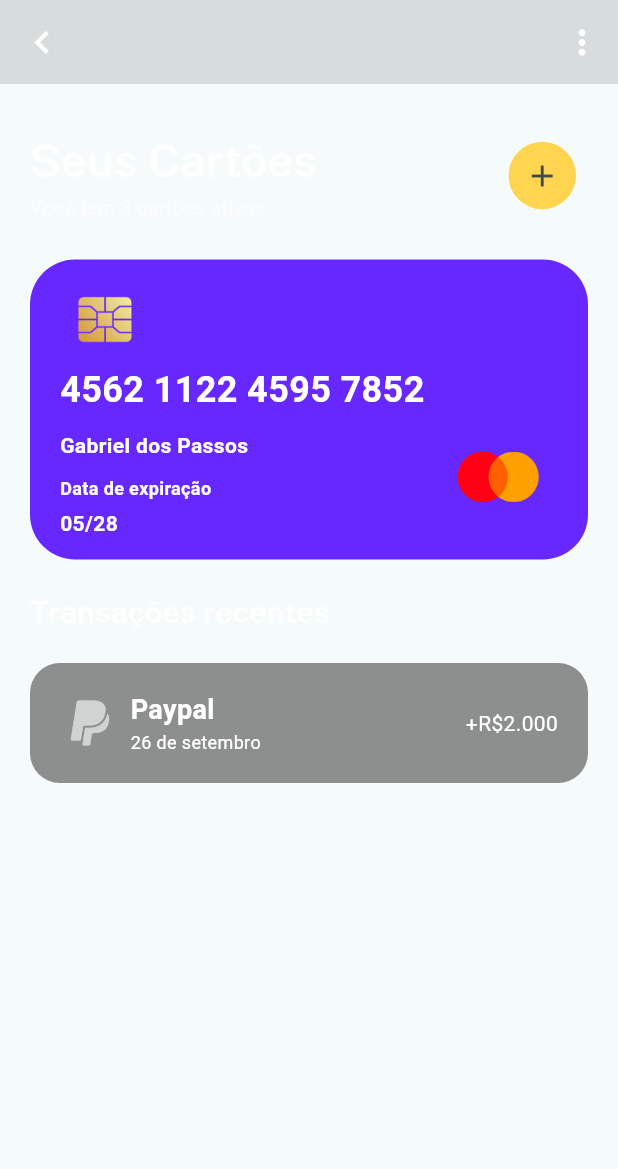
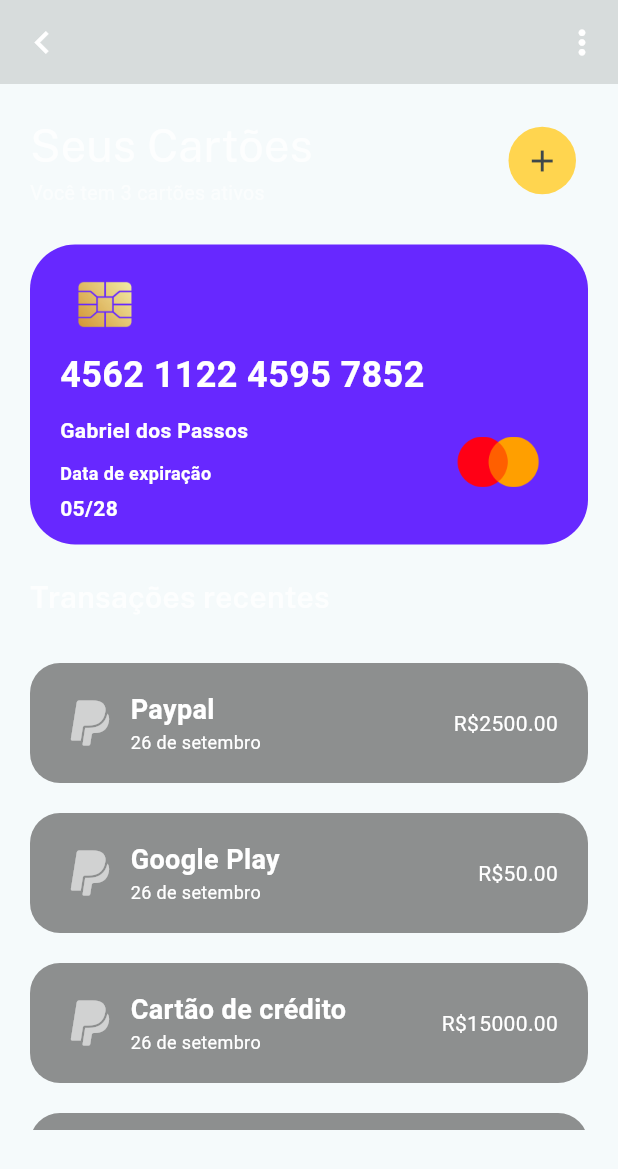
Before and after one commit to Gabriel-Passoss/MyFinances, a Flutter app: the screen it shows after launch, after a tap on "23 de março, 2022", on a phone screen of 412 x 824 dp. Shown: the top 1169 px of the screen. Run offline on Flutter 3.47's test engine with Material 2 defaults, Android fonts, the phone set to English and light mode, and no system bars; project files that could hold a hidden picture were left out.

Commit message:
Add recent transaction history to the summary

```diff
--- a/lib/components/balance_card.dart
+++ b/lib/components/balance_card.dart
@@ -1,13 +1,19 @@
 import 'package:flutter/material.dart';
+import '../models/transaction.dart';
 
 import '../models/app_routes.dart';
 
 class BalanceCard extends StatelessWidget {
-  const BalanceCard({super.key});
+  final double balance;
+  final List<Transaction> transactions;
+
+  const BalanceCard(
+      {super.key, required this.balance, required this.transactions});
 
   void _enterSummaryPage(BuildContext context) {
     Navigator.of(context).pushNamed(
       AppRoutes.SUMMARY,
+      arguments: transactions,
     );
   }
 
@@ -42,9 +48,9 @@ class BalanceCard extends StatelessWidget {
                       ),
                     ),
                   ),
-                  const Text(
-                    '\$27.802,05',
-                    style: TextStyle(
+                  Text(
+                    balance.toStringAsFixed(2),
+                    style: const TextStyle(
                       color: Colors.white,
                       fontFamily: 'PublicSans',
                       fontWeight: FontWeight.w600,
--- /dev/null
+++ b/lib/components/credit_card.dart
@@ -0,0 +1,86 @@
+import 'package:flutter/material.dart';
+
+class CreditCard extends StatelessWidget {
+  const CreditCard({super.key});
+
+  @override
+  Widget build(BuildContext context) {
+    return Container(
+      padding: const EdgeInsets.symmetric(horizontal: 20),
+      margin: const EdgeInsets.only(top: 25),
+      width: 400,
+      height: 200,
+      decoration: BoxDecoration(
+          color: const Color.fromRGBO(103, 40, 255, 1),
+          borderRadius: BorderRadius.circular(30)),
+      child: Column(
+        crossAxisAlignment: CrossAxisAlignment.start,
+        children: [
+          Container(
+            margin: EdgeInsets.only(top: 10),
+            width: 60,
+            height: 60,
+            child: Image.asset('assets/images/chip_cartao.png'),
+          ),
+          Container(
+            child: const Text(
+              '4562 1122 4595 7852',
+              style: TextStyle(
+                color: Colors.white,
+                fontSize: 24,
+                fontWeight: FontWeight.w600,
+              ),
+            ),
+          ),
+          Row(
+            mainAxisAlignment: MainAxisAlignment.spaceBetween,
+            children: [
+              Column(
+                crossAxisAlignment: CrossAxisAlignment.start,
+                children: [
+                  Container(
+                    margin: EdgeInsets.only(top: 10),
+                    child: const Text(
+                      'Gabriel dos Passos',
+                      style: TextStyle(
+                        color: Colors.white,
+                        fontSize: 14,
+                        fontWeight: FontWeight.w600,
+                      ),
+                    ),
+                  ),
+                  Container(
+                    margin: EdgeInsets.only(top: 10),
+                    child: const Text(
+                      'Data de expiração',
+                      style: TextStyle(
+                          color: Colors.white,
+                          fontSize: 12,
+                          fontWeight: FontWeight.w600),
+                    ),
+                  ),
+                  Container(
+                    margin: EdgeInsets.only(top: 5),
+                    child: const Text(
+                      '05/28',
+                      style: TextStyle(
+                          color: Colors.white,
+                          fontSize: 14,
+                          fontWeight: FontWeight.w600),
+                    ),
+                  )
+                ],
+              ),
+              Container(
+                margin: const EdgeInsets.only(right: 10),
+                width: 60,
+                height: 60,
+                child: Image.asset('assets/images/mastercard.png'),
+              )
+            ],
+          ),
+        ],
+      ),
+    );
+  }
+}
--- a/lib/components/transaction_card.dart
+++ b/lib/components/transaction_card.dart
@@ -1,7 +1,10 @@
 import 'package:flutter/material.dart';
+import 'package:my_finances/models/transaction.dart';
 
 class TransactionCard extends StatelessWidget {
-  const TransactionCard({super.key});
+  final Transaction transaction;
+
+  const TransactionCard({super.key, required this.transaction});
 
   @override
   Widget build(BuildContext context) {
@@ -31,9 +34,9 @@ class TransactionCard extends StatelessWidget {
                 crossAxisAlignment: CrossAxisAlignment.start,
                 children: [
                   Container(
-                    child: const Text(
-                      'Paypal',
-                      style: TextStyle(
+                    child: Text(
+                      transaction.title,
+                      style: const TextStyle(
                         color: Colors.white,
                         fontSize: 18,
                         fontWeight: FontWeight.w600,
@@ -51,9 +54,9 @@ class TransactionCard extends StatelessWidget {
               ),
             ],
           ),
-          const Text(
-            '+R\$2.000',
-            style: TextStyle(
+          Text(
+            'R\$${transaction.value.toStringAsFixed(2)}',
+            style: const TextStyle(
               color: Colors.white,
               fontSize: 14,
             ),
--- /dev/null
+++ b/lib/models/transaction.dart
@@ -0,0 +1,13 @@
+class Transaction {
+  final String title;
+  final double value;
+  final String type;
+  final DateTime date;
+
+  Transaction({
+    required this.title,
+    required this.value,
+    required this.type,
+    required this.date,
+  });
+}
--- a/lib/pages/home.dart
+++ b/lib/pages/home.dart
@@ -1,8 +1,11 @@
 import 'package:flutter/material.dart';
+import '../models/transaction.dart';
 import '../components/Operations.dart';
 import '../components/balance_card.dart';
 
 class HomePage extends StatefulWidget {
+  const HomePage({super.key});
+
   @override
   State<HomePage> createState() => _HomePageState();
 }
@@ -10,6 +13,49 @@ class HomePage extends StatefulWidget {
 class _HomePageState extends State<HomePage> {
   final filters = ['Esta semana', 'Este mês', 'Este ano'];
   var filterSelected = ValueNotifier('Esta semana');
+
+  final List<Transaction> _transactions = [
+    Transaction(
+      title: 'Paypal',
+      value: 2500,
+      type: 'expense',
+      date: DateTime.now(),
+    ),
+    Transaction(
+      title: 'Google Play',
+      value: 50,
+      type: 'expense',
+      date: DateTime.now(),
+    ),
+    Transaction(
+      title: 'Cartão de crédito',
+      value: 15000,
+      type: 'expense',
+      date: DateTime.now(),
+    ),
+    Transaction(
+      title: 'Prestação da CG',
+      value: 500,
+      type: 'expense',
+      date: DateTime.now(),
+    )
+  ];
+
+  double get _balance {
+    double balance = 0;
+
+    for (var i = 0; i < _transactions.length; i++) {
+      balance += _transactions[i].value;
+    }
+    return balance;
+  }
+
+  List<Transaction> get _recentTransactions {
+    return _transactions.where((transaction) {
+      return transaction.date
+          .isAfter(DateTime.now().subtract(const Duration(days: 7)));
+    }).toList();
+  }
 
   @override
   Widget build(BuildContext context) {
@@ -35,10 +81,10 @@ class _HomePageState extends State<HomePage> {
         ],
       ),
       body: Container(
-        margin: EdgeInsets.only(top: 30),
+        margin: const EdgeInsets.only(top: 30),
         child: Column(
           children: [
-            Container(
+            SizedBox(
               width: 350,
               child: Container(
                 margin: const EdgeInsets.only(bottom: 20),
@@ -53,7 +99,7 @@ class _HomePageState extends State<HomePage> {
                 ),
               ),
             ),
-            const BalanceCard(),
+            BalanceCard(balance: _balance, transactions: _recentTransactions),
             const Operations(),
             Container(
               padding: const EdgeInsets.symmetric(horizontal: 20),
--- a/lib/pages/summary.dart
+++ b/lib/pages/summary.dart
@@ -1,5 +1,7 @@
 import 'package:flutter/material.dart';
-import 'package:my_finances/components/transaction_card.dart';
+import 'package:my_finances/models/transaction.dart';
+import '../components/credit_card.dart';
+import '../components/transaction_card.dart';
 
 import '../models/app_routes.dart';
 
@@ -12,6 +14,9 @@ class Summary extends StatelessWidget {
 
   @override
   Widget build(BuildContext context) {
+    final List<Transaction> transactions =
+        ModalRoute.of(context)!.settings.arguments as List<Transaction>;
+
     return Scaffold(
       appBar: AppBar(
         backgroundColor: Colors.black12,
@@ -43,7 +48,7 @@ class Summary extends StatelessWidget {
         ],
       ),
       body: Container(
-        margin: const EdgeInsets.only(top: 30, left: 20, right: 20),
+        margin: const EdgeInsets.only(top: 20, left: 20, right: 20),
         child: Column(
           crossAxisAlignment: CrossAxisAlignment.start,
           children: [
@@ -56,10 +61,10 @@ class Summary extends StatelessWidget {
                     Text(
                       'Seus Cartões',
                       style: TextStyle(
-                          color: Colors.white.withOpacity(0.8),
-                          fontSize: 30,
-                          fontFamily: 'PublicSans',
-                          fontWeight: FontWeight.w600),
+                        color: Colors.white.withOpacity(0.8),
+                        fontSize: 30,
+                        fontFamily: 'PublicSans',
+                      ),
                     ),
                     Text(
                       'Você tem 3 cartões ativos',
@@ -82,83 +87,7 @@ class Summary extends StatelessWidget {
                     ))
               ],
             ),
-            Container(
-              padding: const EdgeInsets.symmetric(horizontal: 20),
-              margin: const EdgeInsets.only(top: 25),
-              width: 400,
-              height: 200,
-              decoration: BoxDecoration(
-                  color: const Color.fromRGBO(103, 40, 255, 1),
-                  borderRadius: BorderRadius.circular(30)),
-              child: Column(
-                crossAxisAlignment: CrossAxisAlignment.start,
-                children: [
-                  Container(
-                    margin: EdgeInsets.only(top: 10),
-                    width: 60,
-                    height: 60,
-                    child: Image.asset('assets/images/chip_cartao.png'),
-                  ),
-                  Container(
-                    child: const Text(
-                      '4562 1122 4595 7852',
-                      style: TextStyle(
-                        color: Colors.white,
-                        fontSize: 24,
-                        fontWeight: FontWeight.w600,
-                      ),
-                    ),
-                  ),
-                  Row(
-                    mainAxisAlignment: MainAxisAlignment.spaceBetween,
-                    children: [
-                      Column(
-                        crossAxisAlignment: CrossAxisAlignment.start,
-                        children: [
-                          Container(
-                            margin: EdgeInsets.only(top: 10),
-                            child: const Text(
-                              'Gabriel dos Passos',
-                              style: TextStyle(
-                                color: Colors.white,
-                                fontSize: 14,
-                                fontWeight: FontWeight.w600,
-                              ),
-                            ),
-                          ),
-                          Container(
-                            margin: EdgeInsets.only(top: 10),
-                            child: const Text(
-                              'Data de expiração',
-                              style: TextStyle(
-                                  color: Colors.white,
-                                  fontSize: 12,
-                                  fontWeight: FontWeight.w600),
-                            ),
-                          ),
-                          Container(
-                            margin: EdgeInsets.only(top: 5),
-                            child: const Text(
-                              '05/28',
-                              style: TextStyle(
-                                  color: Colors.white,
-                                  fontSize: 14,
-                                  fontWeight: FontWeight.w600),
-                            ),
-                          )
-                        ],
-                      ),
-                      Container(
-                        margin: const EdgeInsets.only(right: 10),
-                        width: 60,
-                        height: 60,
-                        child: Image.asset('assets/images/mastercard.png'),
-                      )
-                    ],
-                  ),
-                ],
-              ),
-            ),
+            CreditCard(),
             Container(
               margin: const EdgeInsets.only(top: 20),
               child: Text(
@@ -171,7 +100,19 @@ class Summary extends StatelessWidget {
                 ),
               ),
             ),
-            const TransactionCard()
+            Container(
+              margin: EdgeInsets.only(top: 10),
+              height: 331,
+              width: 500,
+              child: ListView.builder(
+                  itemCount: transactions.length,
+                  itemBuilder: (BuildContext context, index) {
+                    final transaction = transactions[index];
+                    return TransactionCard(
+                      transaction: transaction,
+                    );
+                  }),
+            )
           ],
         ),
       ),
```
